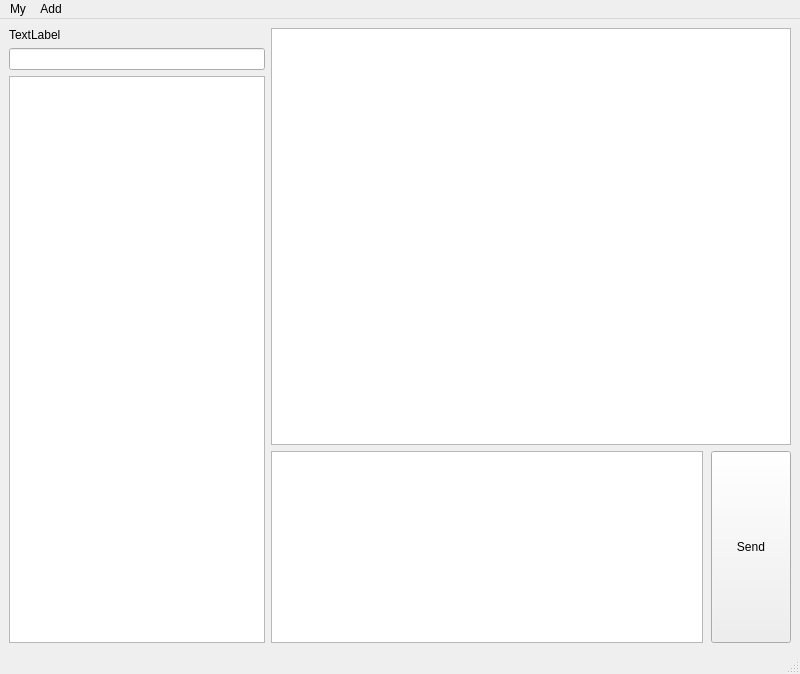
This is client/ui/mainwindow.ui in lsh9/YAIM as Qt 5 draws it before an edit. The edited form follows.
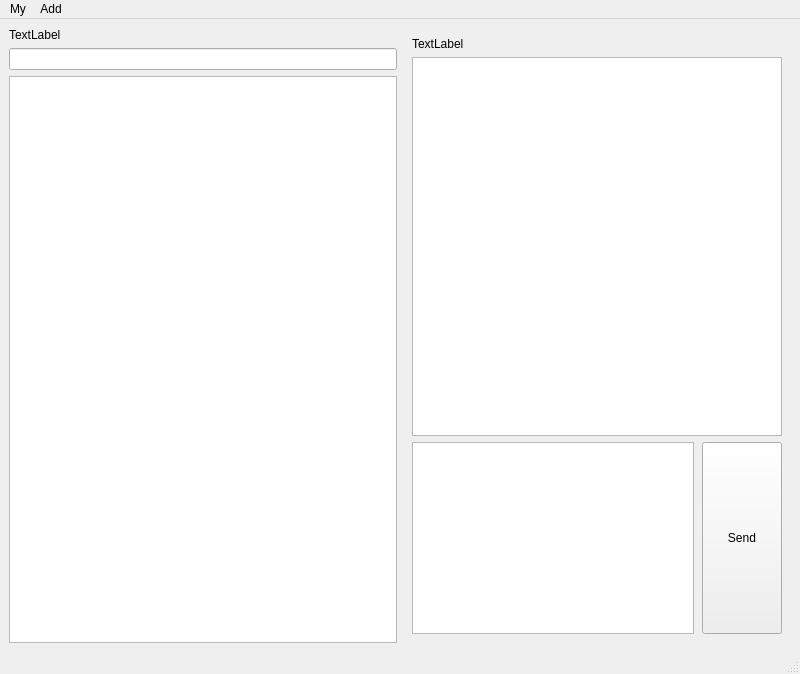
This is the edited form. Icons and pictures are not drawn.

Patch:
```diff
--- a/client/ui/mainwindow.ui
+++ b/client/ui/mainwindow.ui
@@ -21,7 +21,7 @@
     <normaloff>:/icon/yaim.ico</normaloff>:/icon/yaim.ico</iconset>
   </property>
   <widget class="QWidget" name="centralwidget">
-   <layout class="QHBoxLayout" name="horizontalLayout_2" stretch="0,5">
+   <layout class="QHBoxLayout" name="horizontalLayout_2" stretch="0,0">
     <item>
      <layout class="QVBoxLayout" name="verticalLayout">
       <item>
@@ -41,19 +41,36 @@
        <widget class="QLineEdit" name="lineEdit"/>
       </item>
       <item>
-       <widget class="QListView" name="listView">
-        <property name="sizePolicy">
-         <sizepolicy hsizetype="Maximum" vsizetype="Expanding">
-          <horstretch>0</horstretch>
-          <verstretch>0</verstretch>
-         </sizepolicy>
+       <widget class="QListWidget" name="listWidget">
+        <property name="viewMode">
+         <enum>QListView::ListMode</enum>
+        </property>
+        <property name="sortingEnabled">
+         <bool>true</bool>
         </property>
        </widget>
       </item>
      </layout>
     </item>
     <item>
-     <layout class="QVBoxLayout" name="verticalLayout_2">
+     <widget class="QStackedWidget" name="stackedWidget">
+      <property name="enabled">
+       <bool>true</bool>
+      </property>
+      <property name="currentIndex">
+       <number>0</number>
+      </property>
+      <widget class="QWidget" name="pageMessage">
+       <layout class="QHBoxLayout" name="horizontalLayout_3">
+        <item>
+         <layout class="QVBoxLayout" name="verticalLayoutMessage">
+          <item>
+           <widget class="QLabel" name="labelReceiver">
+            <property name="text">
+             <string>TextLabel</string>
+            </property>
+           </widget>
+          </item>
       <item>
        <widget class="QTextBrowser" name="textBrowser">
         <property name="sizePolicy">
@@ -101,6 +118,11 @@
     </item>
    </layout>
   </widget>
+      <widget class="QWidget" name="pageInfomation"/>
+     </widget>
+    </item>
+   </layout>
+  </widget>
   <widget class="QMenuBar" name="menubar">
    <property name="geometry">
     <rect>
```
Left out of the diff: 8 changed lines with no effect on the pictures. Lines whose indentation alone changed are shown as unchanged.
